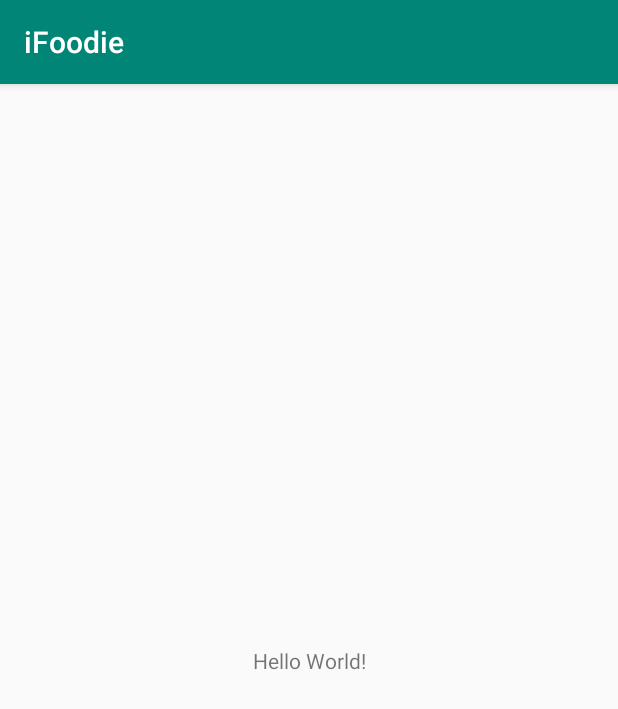
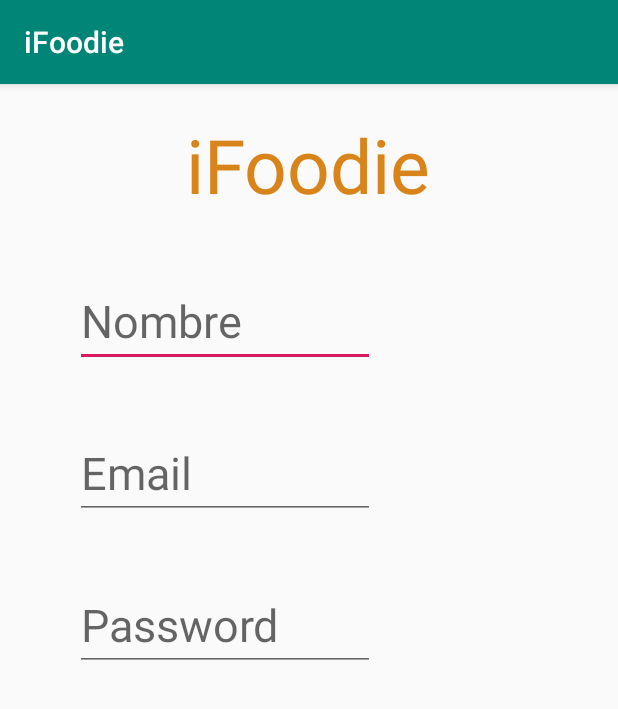
Before and after one commit to iFoodieTM/Android, an Android app: the screen it shows after launch (MainActivity), on a phone screen of 412 x 824 dp. Shown: the top 709 px of the screen. Run offline under Robolectric (Android 15) with nearby library versions, the phone set to English and light mode, and no system bars.

Commit message:
Start activity_main

```diff
--- a/app/src/main/res/layout/activity_main.xml
+++ b/app/src/main/res/layout/activity_main.xml
@@ -1,7 +1,8 @@
 <?xml version="1.0" encoding="utf-8"?>
-<androidx.constraintlayout.widget.ConstraintLayout xmlns:android="http://schemas.android.com/apk/res/android"
+<LinearLayout xmlns:android="http://schemas.android.com/apk/res/android"
     xmlns:app="http://schemas.android.com/apk/res-auto"
     xmlns:tools="http://schemas.android.com/tools"
+    android:orientation="vertical"
     android:layout_width="match_parent"
     android:layout_height="match_parent"
     tools:context=".MainActivity">
@@ -9,10 +10,40 @@
     <TextView
         android:layout_width="wrap_content"
         android:layout_height="wrap_content"
-        android:text="Hello World!"
+        android:layout_gravity="center"
+        android:layout_marginTop="20sp"
+        android:text="@string/app_name"
+        android:textSize="50sp"
+        android:textColor="@color/colorTitle"
         app:layout_constraintBottom_toBottomOf="parent"
         app:layout_constraintLeft_toLeftOf="parent"
         app:layout_constraintRight_toRightOf="parent"
         app:layout_constraintTop_toTopOf="parent" />
 
-</androidx.constraintlayout.widget.ConstraintLayout>
+    <EditText
+        android:layout_width="200sp"
+        android:layout_height="wrap_content"
+        android:layout_marginLeft="50sp"
+        android:layout_marginTop="40sp"
+        android:hint="Nombre"
+        android:textSize="30sp" />
+
+    <EditText
+        android:layout_width="200sp"
+        android:layout_height="wrap_content"
+        android:layout_marginLeft="50sp"
+        android:layout_marginTop="40sp"
+        android:hint="Email"
+        android:textSize="30sp" />
+
+    <EditText
+        android:layout_width="200sp"
+        android:layout_height="wrap_content"
+        android:layout_marginLeft="50sp"
+        android:layout_marginTop="40sp"
+        android:hint="Password"
+        android:textSize="30sp" />
+
+
+
+</LinearLayout>
--- a/app/src/main/res/values/colors.xml
+++ b/app/src/main/res/values/colors.xml
@@ -3,4 +3,5 @@
     <color name="colorPrimary">#008577</color>
     <color name="colorPrimaryDark">#00574B</color>
     <color name="colorAccent">#D81B60</color>
+    <color name="colorTitle">#D9841B</color>
 </resources>
```
